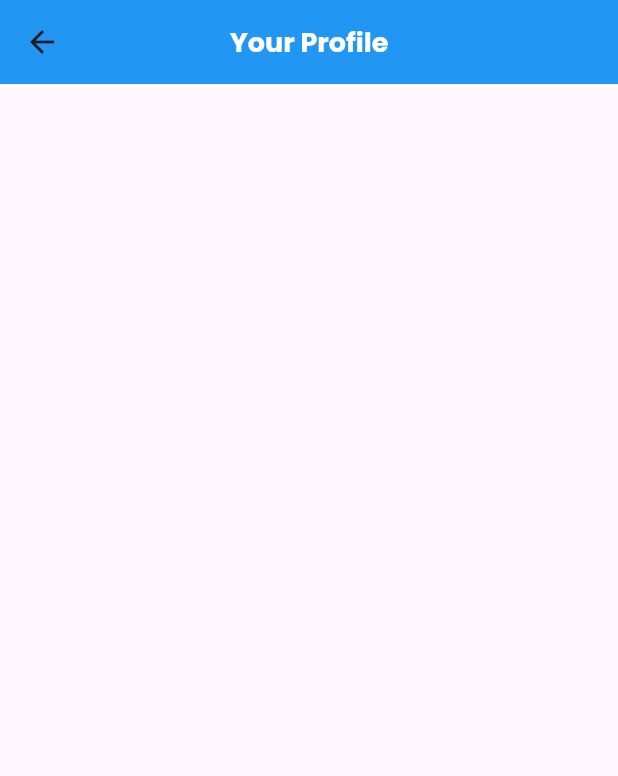
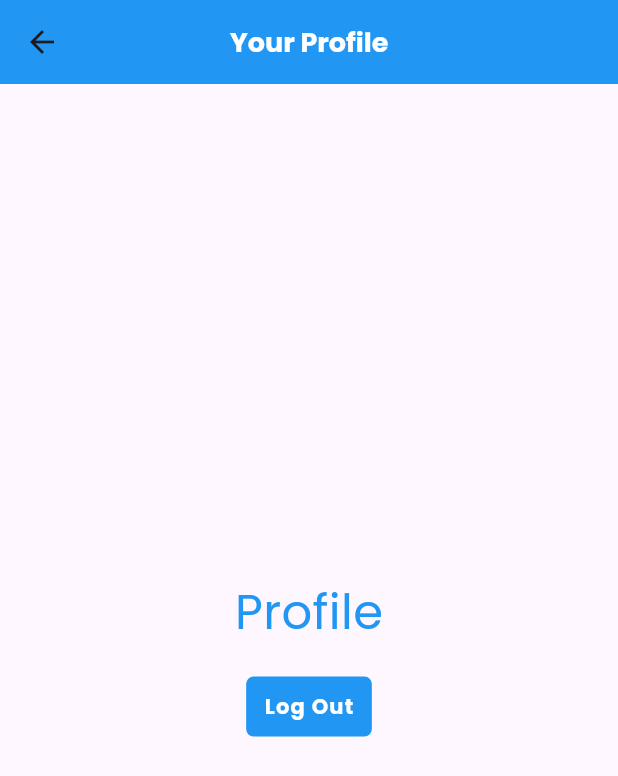
Before and after one commit to mzahalan/FlutterMasterClass, a Flutter app: the ProfileScreen screen opened directly, on a phone screen of 412 x 824 dp. Shown: the top 776 px of the screen. Run offline on Flutter 3.47's test engine with Material 3 defaults, Android fonts, the phone set to English and light mode, and no system bars; our stand-ins replace cloud_firestore, firebase_auth, firebase_core, flutter_riverpod, google_fonts, riverpod_annotation; accounts and stored records are empty; generated files the repository leaves out were written again.

Commit message:
Auth 3: Firebase - Added service to call into firebase to login, signup, or logout. - Updated signin and signup form to call service. - added Logout button on profile page.

```diff
--- a/flutter_auth/lib/screens/profile/profile.dart
+++ b/flutter_auth/lib/screens/profile/profile.dart
@@ -1,4 +1,6 @@
 import 'package:flutter/material.dart';
+import 'package:flutter_auth_tut/services/auth_service.dart';
+import 'package:flutter_auth_tut/shared/styled_button.dart';
 import 'package:flutter_auth_tut/shared/styled_text.dart';
 
 class ProfileScreen extends StatelessWidget {
@@ -15,6 +17,23 @@ class ProfileScreen extends StatelessWidget {
       body: Container(
         width: double.infinity,
         padding: const EdgeInsets.all(16),
+        child: Column(
+          crossAxisAlignment: CrossAxisAlignment.center,
+          mainAxisAlignment: MainAxisAlignment.center,
+          children: [
+            const StyledHeading('Profile'),
+            /*const CircleAvatar(
+              radius: 50,
+              backgroundImage: AssetImage('assets/images/profile.jpg'),
+            ),*/
+            const SizedBox(height: 16),
+            // Output User Email
+            StyledButton(onPressed: (){
+              AuthService.signOut();
+            }, child: const StyledButtonText('Log Out')),
+
+          ],
+        ),
       ),
     );
   }
--- a/flutter_auth/pubspec.yaml
+++ b/flutter_auth/pubspec.yaml
@@ -37,6 +37,8 @@ dependencies:
   cupertino_icons: ^1.0.6
   google_fonts: ^6.2.1
   firebase_core: ^3.15.2
+  firebase_auth: ^5.7.0
+  riverpod: ^2.6.1
 
 dev_dependencies:
   flutter_test:
```
Also changed, not shown: flutter_auth/lib/screens/welcome/signin.dart (+25 -3 lines), flutter_auth/lib/screens/welcome/signup.dart (+24 -1 lines), flutter_auth/lib/services/auth_service.dart (added, +44 -0 lines), flutter_auth/pubspec.lock, 4 other files.
